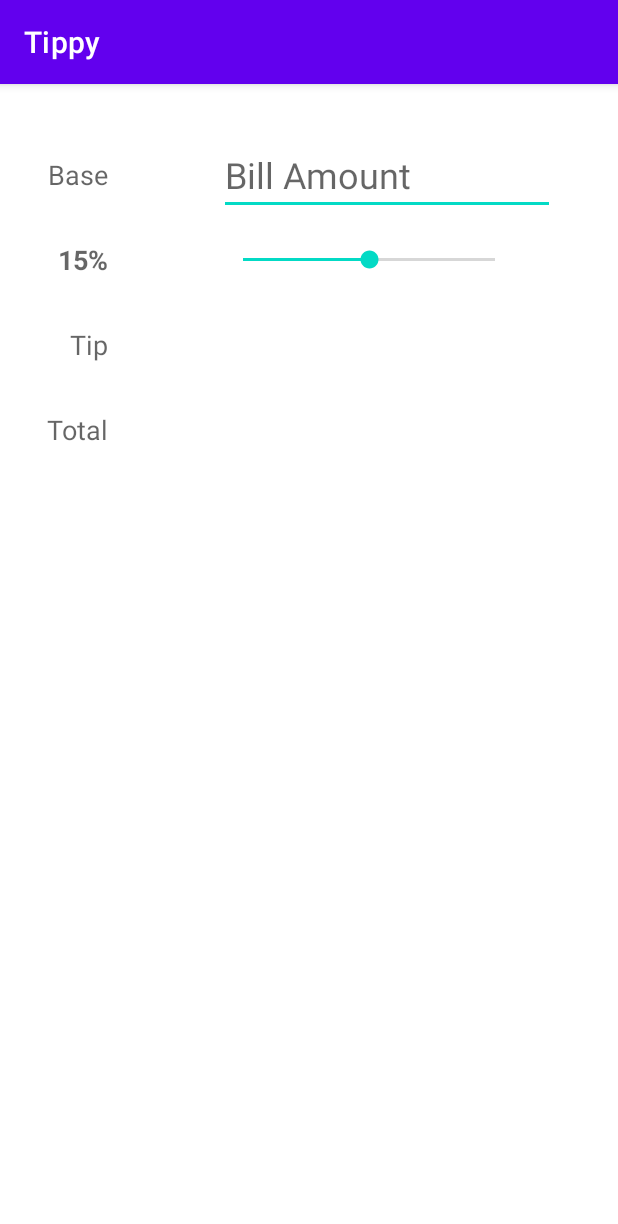
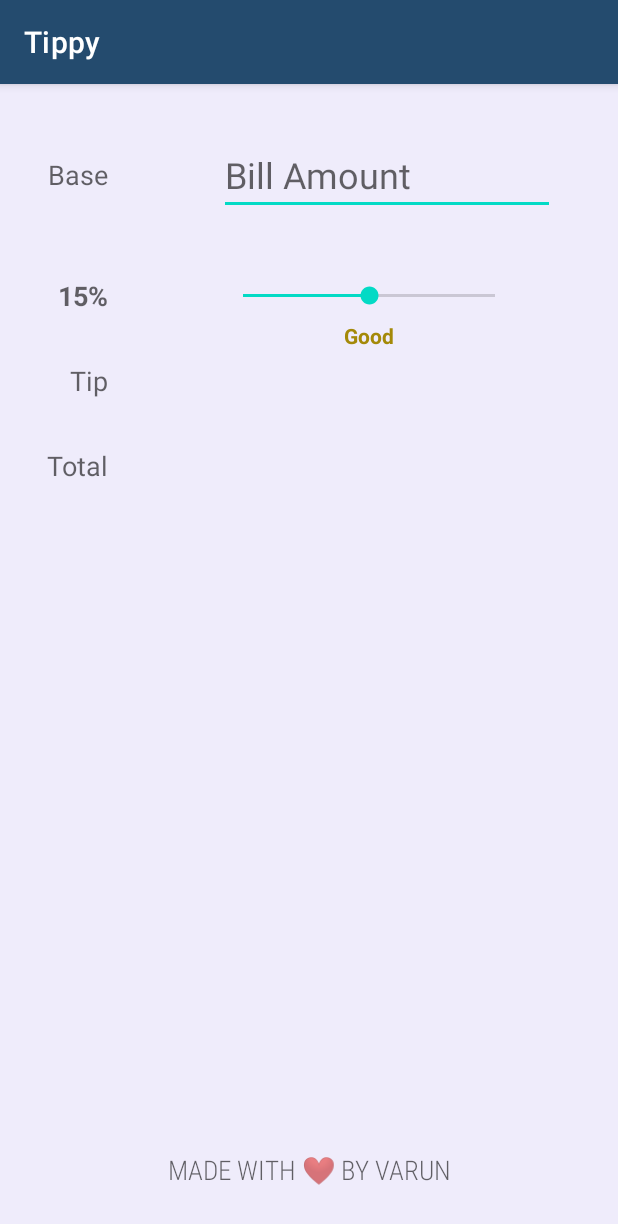
Before and after one commit to varunjitsingh6410/Tippy, an Android app: the screen it shows after launch (MainActivity), on a phone screen of 412 x 824 dp. Shown: the top 1224 px of the screen. Run offline under Robolectric (Android 15) with nearby library versions, the phone set to English and light mode, and no system bars.

Commit message:
Improve ui

```diff
--- a/app/src/main/java/com/example/tippy/MainActivity.kt
+++ b/app/src/main/java/com/example/tippy/MainActivity.kt
@@ -1,5 +1,6 @@
 package com.example.tippy
 
+import android.animation.ArgbEvaluator
 import android.os.Bundle
 import android.text.Editable
 import android.text.TextWatcher
@@ -8,6 +9,7 @@ import android.widget.EditText
 import android.widget.SeekBar
 import android.widget.TextView
 import androidx.appcompat.app.AppCompatActivity
+import androidx.core.content.ContextCompat
 
 private const val TAG = "MainActivity"
 private const val initialTipPercent = 15
@@ -19,6 +21,8 @@ class MainActivity : AppCompatActivity() {
     private lateinit var tvTipAmount: TextView
     private lateinit var tvTotalAmount: TextView
 
+    private lateinit var tvTipDescription: TextView
+
     override fun onCreate(savedInstanceState: Bundle?) {
         super.onCreate(savedInstanceState)
         setContentView(R.layout.activity_main)
@@ -28,15 +32,19 @@ class MainActivity : AppCompatActivity() {
         tvTipPercent = findViewById(R.id.tvTipPercent)
         tvTipAmount = findViewById(R.id.tvTipAmount)
         tvTotalAmount = findViewById(R.id.tvTotalAmount)
+        tvTipDescription = findViewById(R.id.tvTipDescription)
 
         seekBarTip.progress = initialTipPercent
         tvTipPercent.text = "$initialTipPercent%"
+
+        updateTipDescription(initialTipPercent)
 
         seekBarTip.setOnSeekBarChangeListener(object: SeekBar.OnSeekBarChangeListener{
             override fun onProgressChanged(seekBar: SeekBar?, progress: Int, fromUser: Boolean) {
                 Log.i(TAG, "onProgressChanged $progress")
                 tvTipPercent.text = "$progress%"
                 computeTipAndTotal()
+                updateTipDescription(progress)
             }
 
             override fun onStartTrackingTouch(seekBar: SeekBar?) {
@@ -61,6 +69,25 @@ class MainActivity : AppCompatActivity() {
         })
     }
 
+    private fun updateTipDescription(tipPercent: Int) {
+        val tipDescription = when(tipPercent){
+            in 0..9 -> "Poor"
+            in 10..14 -> "Acceptable"
+            in 15..19 -> "Good"
+            in 20..24 -> "Great"
+            else -> "Amazing"
+        }
+        tvTipDescription.text = tipDescription
+
+        val color = ArgbEvaluator().evaluate(
+            tipPercent.toFloat()/seekBarTip.max,
+            ContextCompat.getColor(this, R.color.color_worst_tip),
+            ContextCompat.getColor(this, R.color.color_best_tip)
+        ) as Int
+
+        tvTipDescription.setTextColor(color)
+    }
+
     private fun computeTipAndTotal() {
         if (etBaseAmount.text.isEmpty())
         {
--- a/app/src/main/res/layout/activity_main.xml
+++ b/app/src/main/res/layout/activity_main.xml
@@ -21,7 +21,7 @@
         android:id="@+id/tvTipPercent"
         android:layout_width="wrap_content"
         android:layout_height="wrap_content"
-        android:layout_marginTop="32dp"
+        android:layout_marginTop="56dp"
         android:textAppearance="@style/TextAppearance.AppCompat.Medium"
         android:textStyle="bold"
         app:layout_constraintEnd_toEndOf="@+id/tvBaseLabel"
@@ -57,10 +57,10 @@
         android:hint="Bill Amount"
         android:inputType="numberDecimal"
         android:textSize="24dp"
+        app:layout_constraintBottom_toBottomOf="@+id/tvBaseLabel"
         app:layout_constraintEnd_toEndOf="parent"
+        app:layout_constraintStart_toEndOf="@+id/tvBaseLabel"
         app:layout_constraintTop_toTopOf="@+id/tvBaseLabel"
-        app:layout_constraintBottom_toBottomOf="@+id/tvBaseLabel"
-        app:layout_constraintStart_toEndOf="@+id/tvBaseLabel"
         tools:layout_editor_absoluteY="35dp" />
 
     <SeekBar
@@ -92,4 +92,28 @@
         app:layout_constraintTop_toTopOf="@+id/tvTotal"
         tools:text="103.11" />
 
+    <TextView
+        android:id="@+id/tvFooter"
+        android:layout_width="wrap_content"
+        android:layout_height="wrap_content"
+        android:layout_marginBottom="32dp"
+        android:fontFamily="sans-serif-condensed-light"
+        android:text="Made with ❤ by Varun"
+        android:textAllCaps="true"
+        android:textAppearance="@style/TextAppearance.AppCompat.Medium"
+        app:layout_constraintBottom_toBottomOf="parent"
+        app:layout_constraintEnd_toEndOf="parent"
+        app:layout_constraintStart_toStartOf="parent" />
+
+    <TextView
+        android:id="@+id/tvTipDescription"
+        android:layout_width="wrap_content"
+        android:layout_height="wrap_content"
+        android:layout_marginTop="8dp"
+        android:textStyle="bold"
+        app:layout_constraintEnd_toEndOf="@+id/seekBarTip"
+        app:layout_constraintStart_toStartOf="@+id/seekBarTip"
+        app:layout_constraintTop_toBottomOf="@+id/seekBarTip"
+        tools:text="Acceptable" />
+
 </androidx.constraintlayout.widget.ConstraintLayout>
--- a/app/src/main/res/values/colors.xml
+++ b/app/src/main/res/values/colors.xml
@@ -7,4 +7,11 @@
     <color name="teal_700">#FF018786</color>
     <color name="black">#FF000000</color>
     <color name="white">#FFFFFFFF</color>
+
+    <color name="primary_blue">#244B6E</color>
+    <color name="darker_blue">#07256E</color>
+    <color name="background_blue">#EFECFB</color>
+
+    <color name="color_worst_tip">#DC1E0B</color>
+    <color name="color_best_tip">#35BA01</color>
 </resources>
--- a/app/src/main/res/values/themes.xml
+++ b/app/src/main/res/values/themes.xml
@@ -2,8 +2,8 @@
     <!-- Base application theme. -->
     <style name="Theme.Tippy" parent="Theme.MaterialComponents.DayNight.DarkActionBar">
         <!-- Primary brand color. -->
-        <item name="colorPrimary">@color/purple_500</item>
-        <item name="colorPrimaryVariant">@color/purple_700</item>
+        <item name="colorPrimary">@color/primary_blue</item>
+        <item name="colorPrimaryVariant">@color/darker_blue</item>
         <item name="colorOnPrimary">@color/white</item>
         <!-- Secondary brand color. -->
         <item name="colorSecondary">@color/teal_200</item>
@@ -12,5 +12,7 @@
         <!-- Status bar color. -->
         <item name="android:statusBarColor" tools:targetApi="l">?attr/colorPrimaryVariant</item>
         <!-- Customize your theme here. -->
+
+        <item name="android:colorBackground">@color/background_blue</item>
     </style>
 </resources>
```
